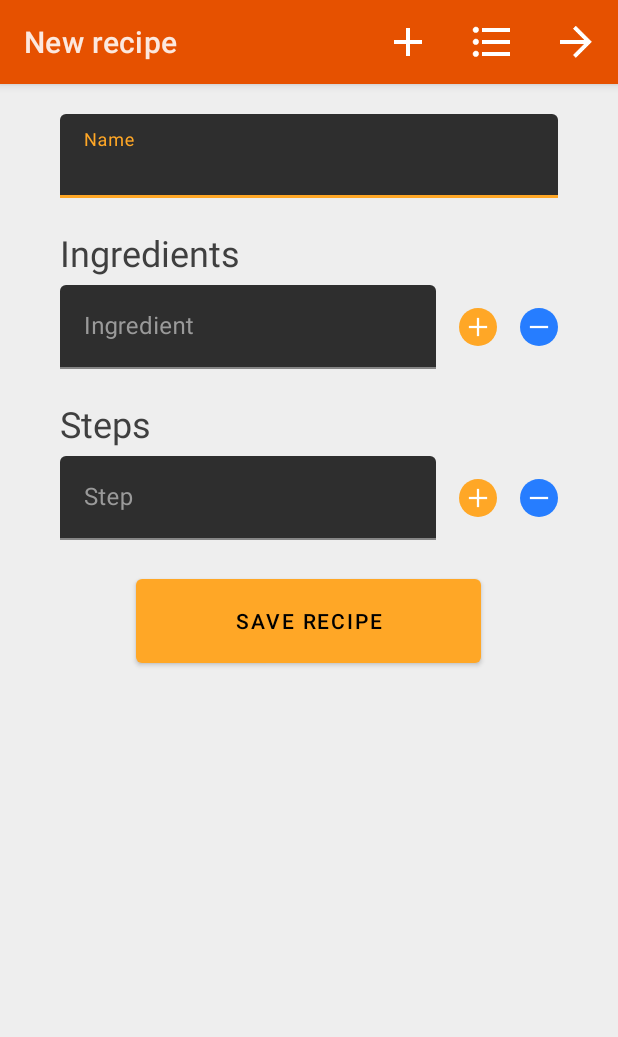
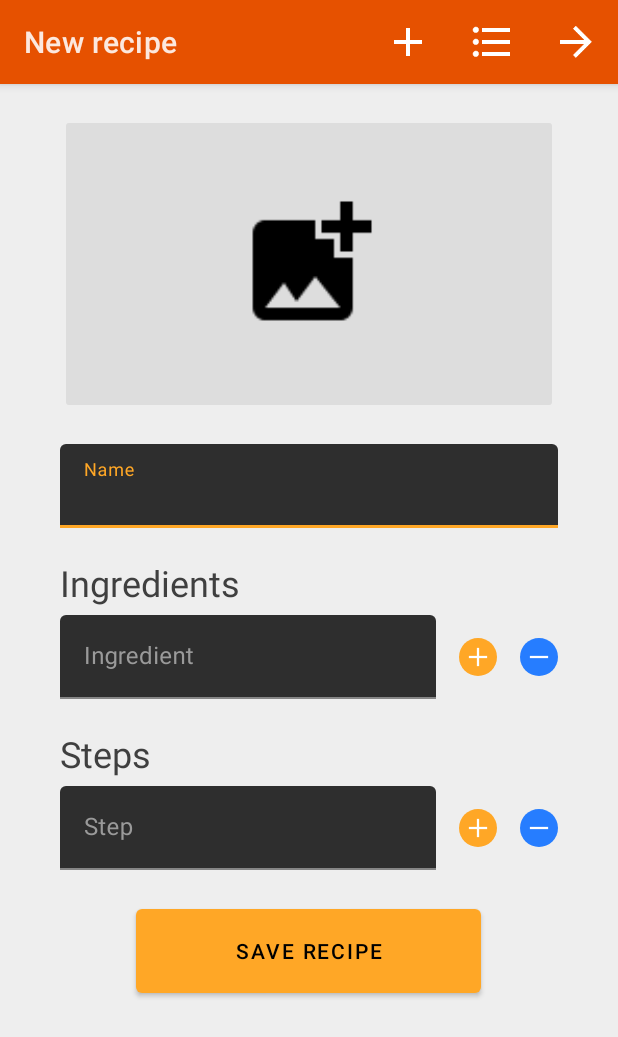
Before and after one commit to JohnBrockway/quick-fixins-android-app, an Android app: the CreateNewRecipeActivity screen opened directly, with no data from a screen before it, on a phone screen of 412 x 824 dp. Shown: the top 1037 px of the screen. Run offline under Robolectric (Android 15) with nearby library versions, the phone set to English and light mode, and no system bars; our stand-ins replace Volley; network calls fail.

Commit message:
Allow selection of images when adding a new recipe

```diff
--- a/app/src/main/java/com/ethosgames/quickfixins/SingleRecipeActivity.java
+++ b/app/src/main/java/com/ethosgames/quickfixins/SingleRecipeActivity.java
@@ -71,7 +71,7 @@ public class SingleRecipeActivity extends BaseToolbarActivity {
                             getSupportActionBar().setTitle(recipe.name);
 
                             ImageView imageView = findViewById(R.id.recipePrimaryImageView);
-                            if (recipe.imageUrl == null) {
+                            if (recipe.imageUrl.equals("null")) {
                                 imageView.setImageDrawable(getDrawable(R.drawable.image_not_found));
                             }
                             else {
--- /dev/null
+++ b/app/src/main/res/drawable/add_photo.xml
@@ -0,0 +1,10 @@
+<vector xmlns:android="http://schemas.android.com/apk/res/android"
+        android:width="24dp"
+        android:height="24dp"
+        android:viewportWidth="24.0"
+        android:viewportHeight="24.0"
+        android:tint="?attr/colorControlNormal">
+    <path
+        android:fillColor="@android:color/white"
+        android:pathData="M19,7v2.99s-1.99,0.01 -2,0L17,7h-3s0.01,-1.99 0,-2h3L17,2h2v3h3v2h-3zM16,11L16,8h-3L13,5L5,5c-1.1,0 -2,0.9 -2,2v12c0,1.1 0.9,2 2,2h12c1.1,0 2,-0.9 2,-2v-8h-3zM5,19l3,-4 2,3 3,-4 4,5L5,19z"/>
+</vector>
--- a/app/src/main/res/layout/activity_create_new_recipe.xml
+++ b/app/src/main/res/layout/activity_create_new_recipe.xml
@@ -37,6 +37,18 @@ tools:context=".CreateNewRecipeActivity">
         android:layout_marginBottom="@dimen/page_margin_vertical_sides"
         android:orientation="vertical"
         tools:context=".CreateNewRecipeActivity">
+
+        <ImageButton
+            android:id="@+id/addImageButton"
+            android:layout_width="match_parent"
+            android:layout_height="@dimen/recipe_image_height"
+            android:layout_marginBottom="@dimen/recipe_info_elements_margin"
+            android:adjustViewBounds="true"
+            android:backgroundTint="@color/imageButtonBackground"
+            android:onClick="chooseImage"
+            android:padding="@dimen/add_image_button_padding"
+            android:scaleType="fitCenter"
+            app:srcCompat="@drawable/add_photo" />
 
         <android.support.design.widget.TextInputLayout
             android:id="@+id/nameText"
--- a/app/src/main/res/values/colors.xml
+++ b/app/src/main/res/values/colors.xml
@@ -11,5 +11,6 @@
     <color name="colorTextLight">#9A9A9A</color>
     <color name="white">#FFFFFF</color>
     <color name="lightGray">#EEEEEE</color>
+    <color name="imageButtonBackground">#DDDDDD</color>
 
 </resources>
--- a/app/src/main/res/values/dimens.xml
+++ b/app/src/main/res/values/dimens.xml
@@ -19,4 +19,5 @@
     <dimen name="circular_button_margin">15dp</dimen>
     <dimen name="circular_button_padding">2dp</dimen>
     <dimen name="recipe_image_height">200dp</dimen>
+    <dimen name="add_image_button_padding">50dp</dimen>
 </resources>
--- a/app/src/main/res/values/strings.xml
+++ b/app/src/main/res/values/strings.xml
@@ -38,6 +38,6 @@
     <string name="toolbar_random_recipe_title">Random recipe</string>
     <string name="new_recipe_toolbar_title">New recipe</string>
     <string name="save_recipe_button_label">Save recipe</string>
-    <string name="save_recipe_disabled_button_label">Thanks for the recipe!</string>
+    <string name="save_recipe_disabled_button_label">Adding recipe...</string>
     <string name="recipe_insert_server_failure">Sorry, there was an error saving your recipe</string>
 </resources>
```
Also changed, not shown: app/src/main/java/com/ethosgames/quickfixins/CreateNewRecipeActivity.java (+54 -0 lines), app/src/main/res/drawable-hdpi/add_photo.png (added), app/src/main/res/drawable-mdpi/add_photo.png (added), app/src/main/res/drawable-xhdpi/add_photo.png (added), app/src/main/res/drawable-xxhdpi/add_photo.png (added), app/src/main/res/drawable-xxxhdpi/add_photo.png (added).
